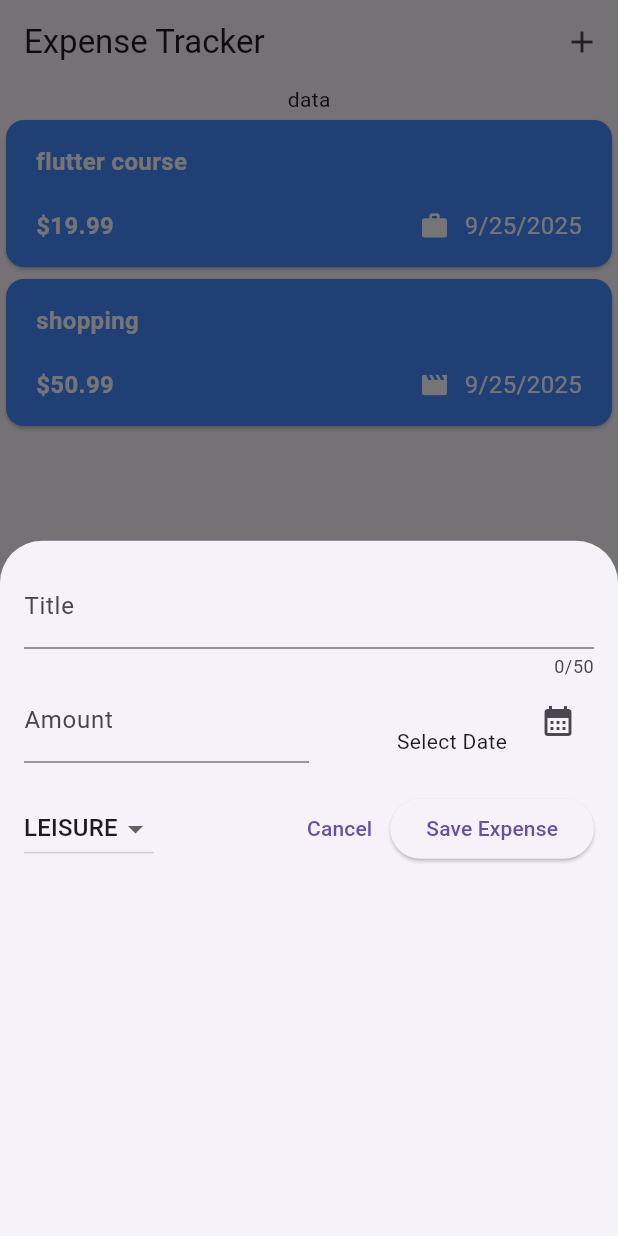
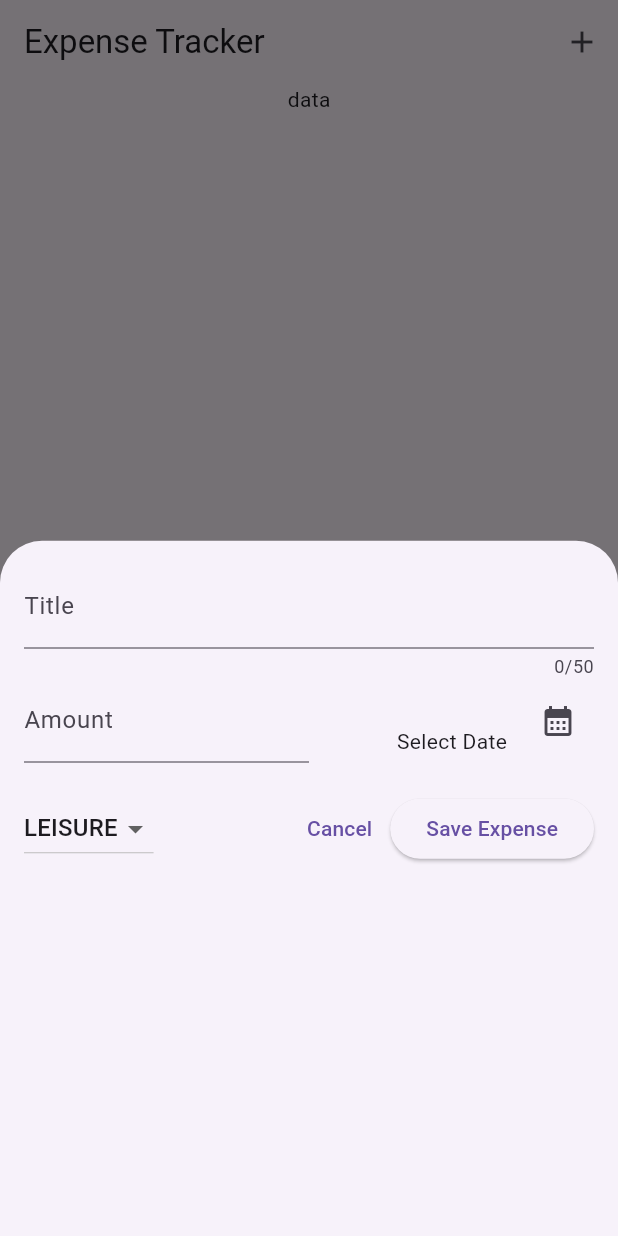
Before and after one commit to Joseph78888/expense_tracker, a Flutter app: the screen it shows after launch, after a tap on the "add" icon, on a phone screen of 412 x 824 dp. Run offline on Flutter 3.47's test engine with Material 3 defaults, Android fonts, the phone set to English and light mode, and no system bars.

Commit message:
handel save expense button

```diff
--- a/lib/widget/expenses.dart
+++ b/lib/widget/expenses.dart
@@ -12,23 +12,19 @@ class Expenses extends StatefulWidget {
 
 class _ExpensesState extends State<Expenses> {
   // Dummy expenses
-  final List<Expense> _registeredExpenses = [
-    Expense(
-      title: 'flutter course',
-      amount: 19.99,
-      date: DateTime.now(),
-      category: Category.work,
-    ),
-    Expense(
-      title: 'shopping',
-      amount: 50.99,
-      date: DateTime.now(),
-      category: Category.leisure,
-    ),
-  ];
+  final List<Expense> _registeredExpenses = [];
   // model sheet
   void _openAddExpenseOverlay() {
-    showModalBottomSheet(context: context, builder: (ctx) => NewExpense());
+    showModalBottomSheet(
+      context: context,
+      builder: (ctx) => NewExpense(onAddExpense: _addExpense),
+    );
+  }
+
+  void _addExpense(Expense expence) {
+    setState(() {
+      _registeredExpenses.add(expence);
+    });
   }
 
   @override
```
Also changed, not shown: lib/widget/new_expense.dart (+53 -6 lines).
